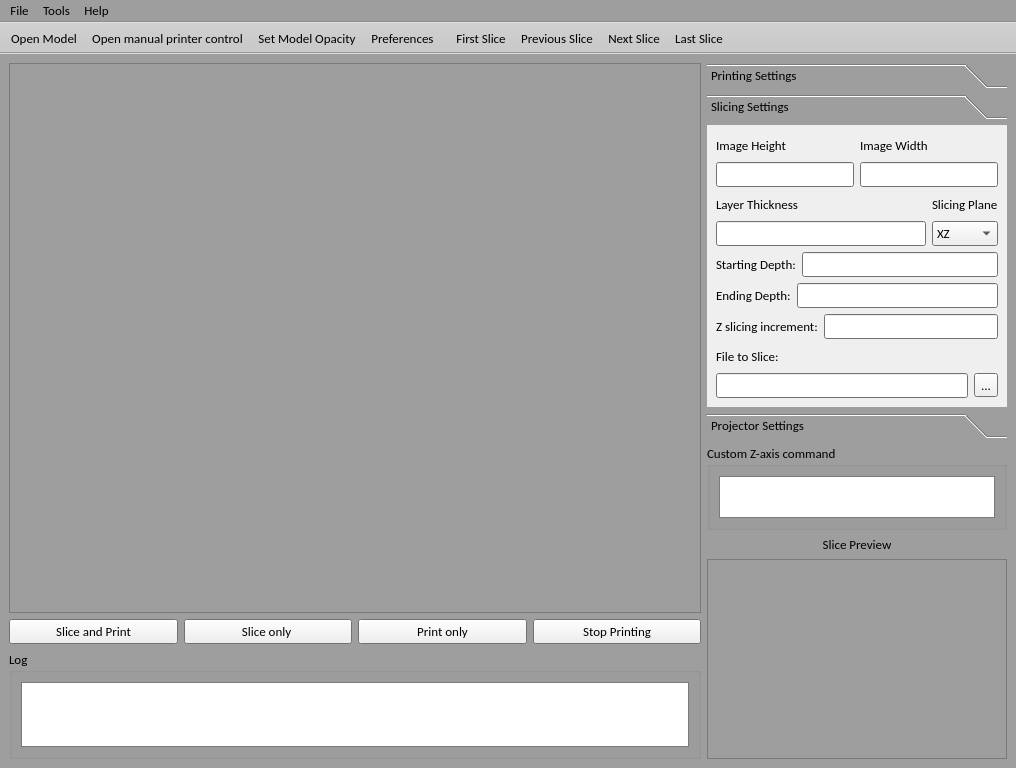
wrekr/3dlp-host-software, file 3dlp.ui: the form before one commit.
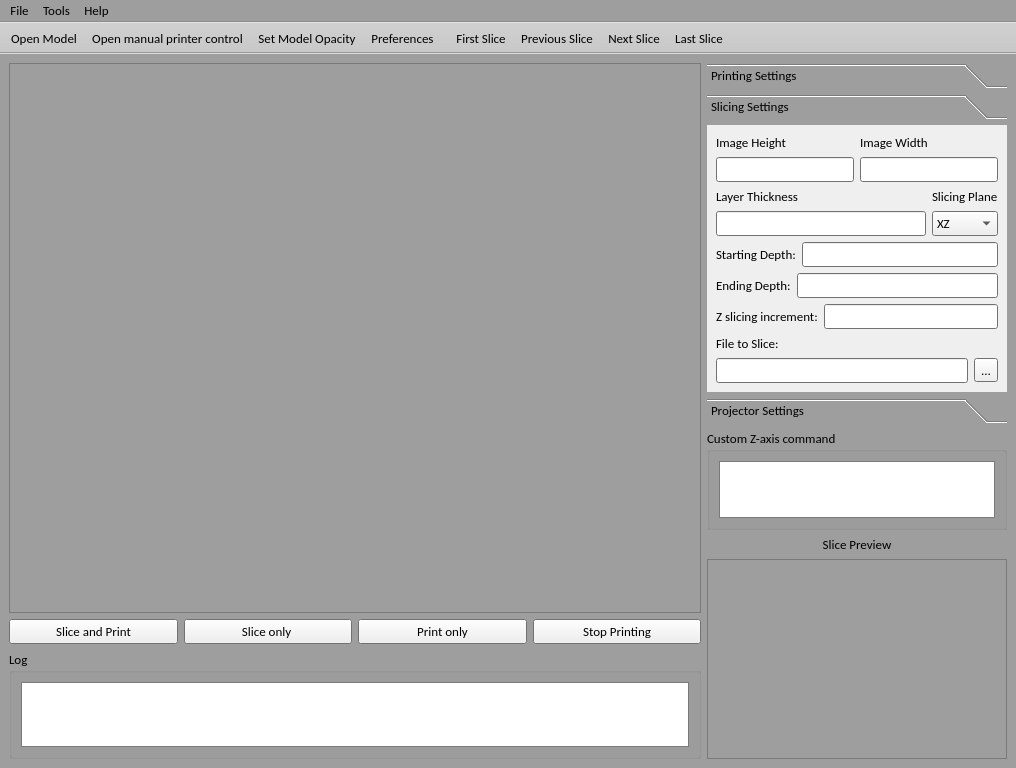
The form after the commit. The open tabs and pages were chosen to show the change. Icons and pictures are not drawn.

Diff of the .ui file:
```diff
--- a/3dlp.ui
+++ b/3dlp.ui
@@ -238,7 +238,7 @@
           <property name="minimumSize">
            <size>
             <width>200</width>
-            <height>375</height>
+            <height>360</height>
            </size>
           </property>
           <property name="maximumSize">
@@ -499,13 +499,13 @@
              <x>0</x>
              <y>0</y>
              <width>296</width>
-             <height>288</height>
+             <height>273</height>
             </rect>
            </property>
            <attribute name="label">
             <string>Slicing Settings</string>
            </attribute>
-           <layout class="QVBoxLayout" name="verticalLayout_21">
+           <layout class="QVBoxLayout" name="verticalLayout_19">
             <item>
              <layout class="QVBoxLayout" name="verticalLayout_13">
               <item>
@@ -686,6 +686,19 @@
                 </item>
                </layout>
               </item>
+              <item>
+               <spacer name="verticalSpacer_3">
+                <property name="orientation">
+                 <enum>Qt::Vertical</enum>
+                </property>
+                <property name="sizeHint" stdset="0">
+                 <size>
+                  <width>20</width>
+                  <height>40</height>
+                 </size>
+                </property>
+               </spacer>
+              </item>
              </layout>
             </item>
            </layout>
@@ -704,7 +717,7 @@
            </attribute>
            <layout class="QVBoxLayout" name="verticalLayout_22">
             <item>
-             <layout class="QVBoxLayout" name="verticalLayout_19">
+             <layout class="QVBoxLayout" name="verticalLayout_6">
               <item>
                <widget class="QCheckBox" name="projectorcontrol">
                 <property name="text">
```
Left out of the diff: 32 changed lines with no effect on the pictures.
